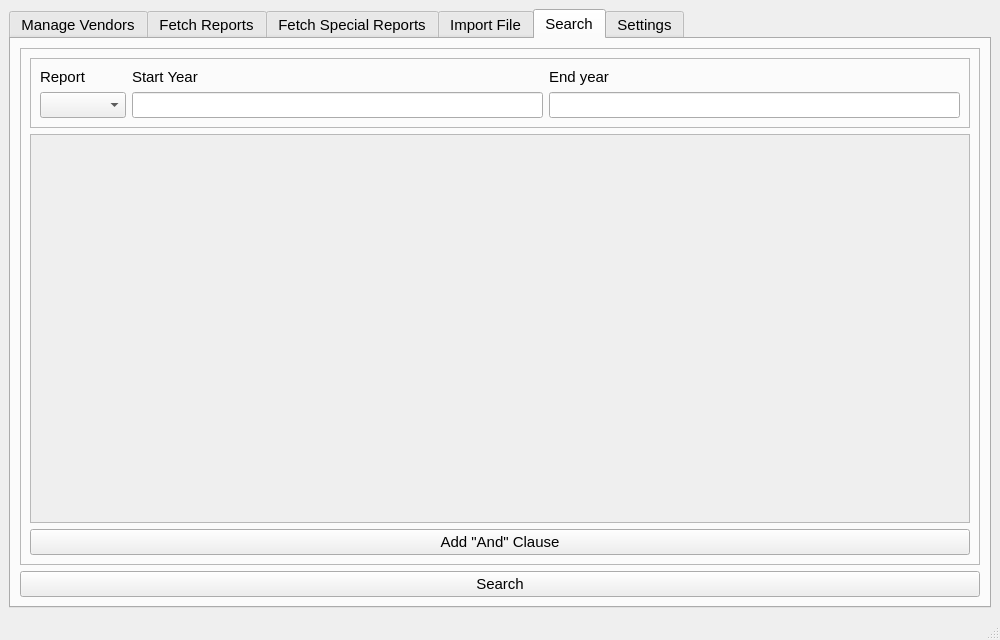
First picture: the form in ui/MainWindow.ui, repository CS-4820-Library-Project/COUNTER-5-Report-Tool-2020-5.0, before the edit.
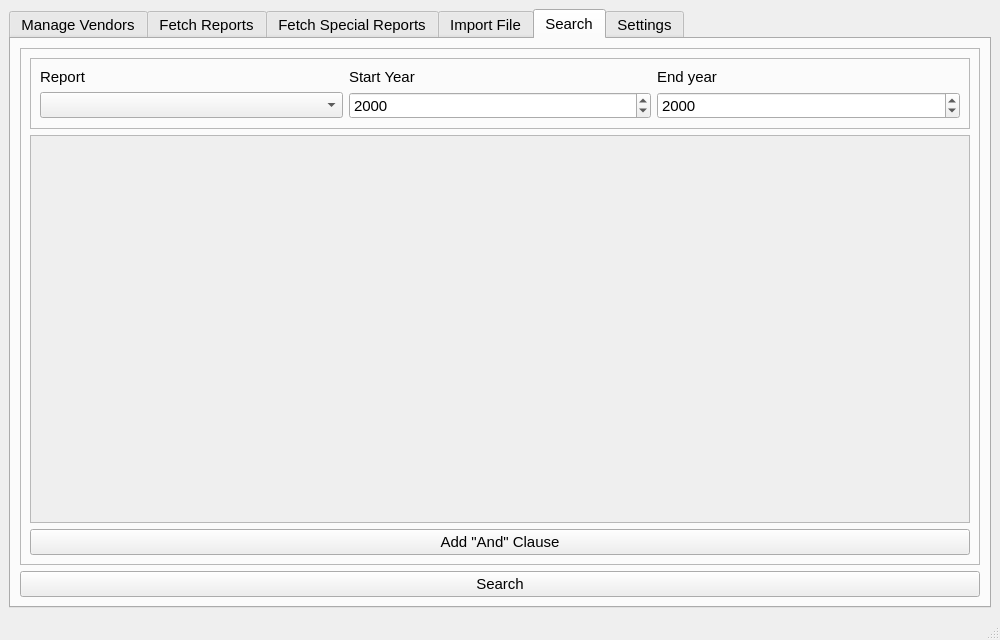
Second picture: the form after the edit.

Commit message: redid some of ManageDB to make it easier to use; populating field parameter combobox

Patch:
```diff
--- a/ui/MainWindow.ui
+++ b/ui/MainWindow.ui
@@ -1494,8 +1494,8 @@
                 </property>
                </widget>
               </item>
-              <item row="1" column="1">
-               <widget class="QLineEdit" name="search_start_year_parameter_lineedit"/>
+              <item row="2" column="0">
+               <widget class="QComboBox" name="search_report_parameter_combobox"/>
               </item>
               <item row="0" column="0">
                <widget class="QLabel" name="search_report_parameter_label">
@@ -1504,9 +1504,6 @@
                 </property>
                </widget>
               </item>
-              <item row="1" column="0">
-               <widget class="QComboBox" name="search_report_parameter_combobox"/>
-              </item>
               <item row="0" column="2">
                <widget class="QLabel" name="search_end_year_parameter_label">
                 <property name="text">
@@ -1514,8 +1511,22 @@
                 </property>
                </widget>
               </item>
-              <item row="1" column="2">
-               <widget class="QLineEdit" name="search_end_year_parameter_lineedit"/>
+              <item row="2" column="1">
+               <widget class="QDateEdit" name="search_start_year_parameter_dateedit">
+                <property name="displayFormat">
+                 <string>yyyy</string>
+                </property>
+               </widget>
+              </item>
+              <item row="2" column="2">
+               <widget class="QDateEdit" name="search_end_year_parameter_dateedit">
+                <property name="currentSection">
+                 <enum>QDateTimeEdit::YearSection</enum>
+                </property>
+                <property name="displayFormat">
+                 <string>yyyy</string>
+                </property>
+               </widget>
               </item>
              </layout>
             </widget>
```
The commit also changes 3 other files.
